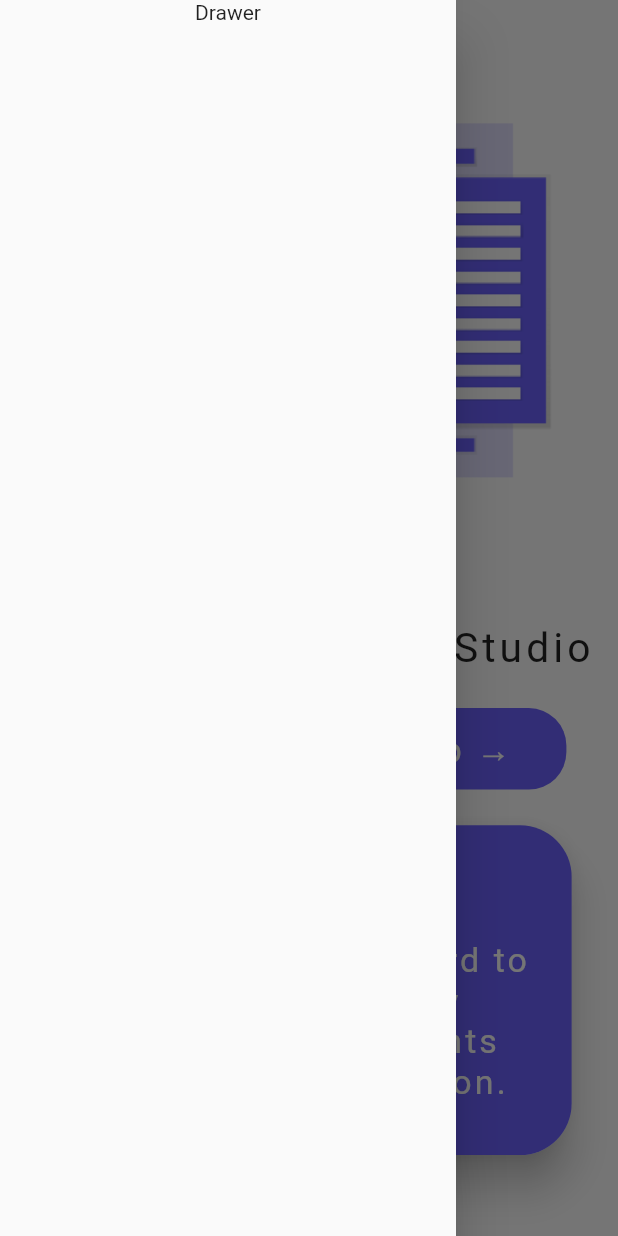
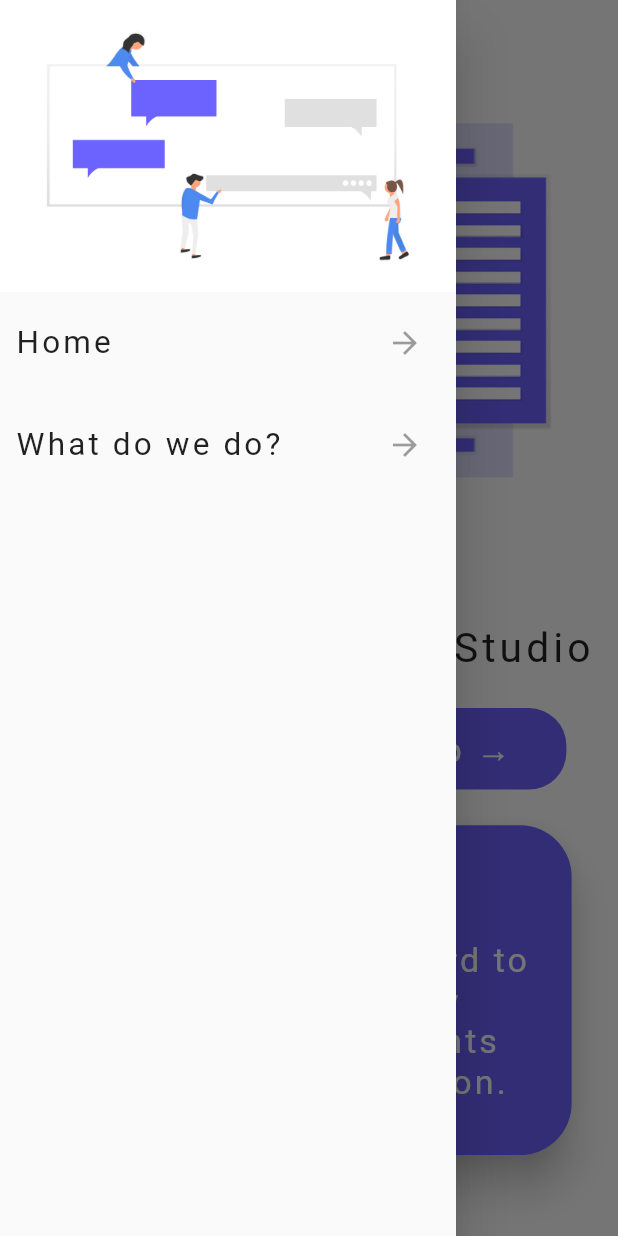
Before and after one commit to madhavanmaddy/MU-Studio, a Flutter app: the screen it shows after launch, with the side drawer open, on a phone screen of 412 x 824 dp. Run offline on Flutter 3.47's test engine with Material 2 defaults, Android fonts, the phone set to English and light mode, and no system bars.

Commit message:
Drawer Added

```diff
--- a/lib/Widget/drawer.dart
+++ b/lib/Widget/drawer.dart
@@ -1,4 +1,8 @@
+import 'dart:developer';
+
 import 'package:flutter/material.dart';
+import 'package:mu_studio/main.dart';
+import 'package:mu_studio/servicePage.dart';
 
 class AppDrawer extends StatefulWidget {
   @override
@@ -8,9 +12,62 @@ class AppDrawer extends StatefulWidget {
 class _AppDrawerState extends State<AppDrawer> {
   @override
   Widget build(BuildContext context) {
+    double width = MediaQuery.of(context).size.width;
+    double height = MediaQuery.of(context).size.height;
     return Drawer(
       child: Column(
-        children: [Text('Drawer')],
+        children: [
+          Image.asset(
+            'assets/Drawer Header.png',
+            fit: BoxFit.fitWidth,
+          ),
+          GestureDetector(
+            onTap: () {
+              Navigator.of(context)
+                  .push(MaterialPageRoute(builder: (context) => MyHomePage()));
+            },
+            child: Padding(
+              padding: EdgeInsets.all(10.0),
+              child: Row(
+                mainAxisAlignment: MainAxisAlignment.spaceBetween,
+                children: [
+                  Text(
+                    'Home',
+                    style: TextStyle(
+                        fontSize: width * 0.051, letterSpacing: width * 0.0051),
+                  ),
+                  IconButton(
+                    icon: Icon(Icons.arrow_forward),
+                    onPressed: null,
+                  )
+                ],
+              ),
+            ),
+          ),
+          GestureDetector(
+            onTap: () {
+              Navigator.of(context)
+                  .push(MaterialPageRoute(builder: (context) => ServicePage()));
+            },
+            child: Padding(
+              padding: EdgeInsets.all(10.0),
+              child: Row(
+                mainAxisAlignment: MainAxisAlignment.spaceBetween,
+                children: [
+                  Text(
+                    'What do we do?',
+                    style: TextStyle(
+                        fontSize: width * 0.051, letterSpacing: width * 0.0051),
+                  ),
+                  IconButton(
+                    icon: Icon(Icons.arrow_forward),
+                    onPressed: null,
+                  )
+                ],
+              ),
+            ),
+          ),
+        ],
       ),
     );
   }
```
Also changed, not shown: assets/Drawer Header.png (added).
